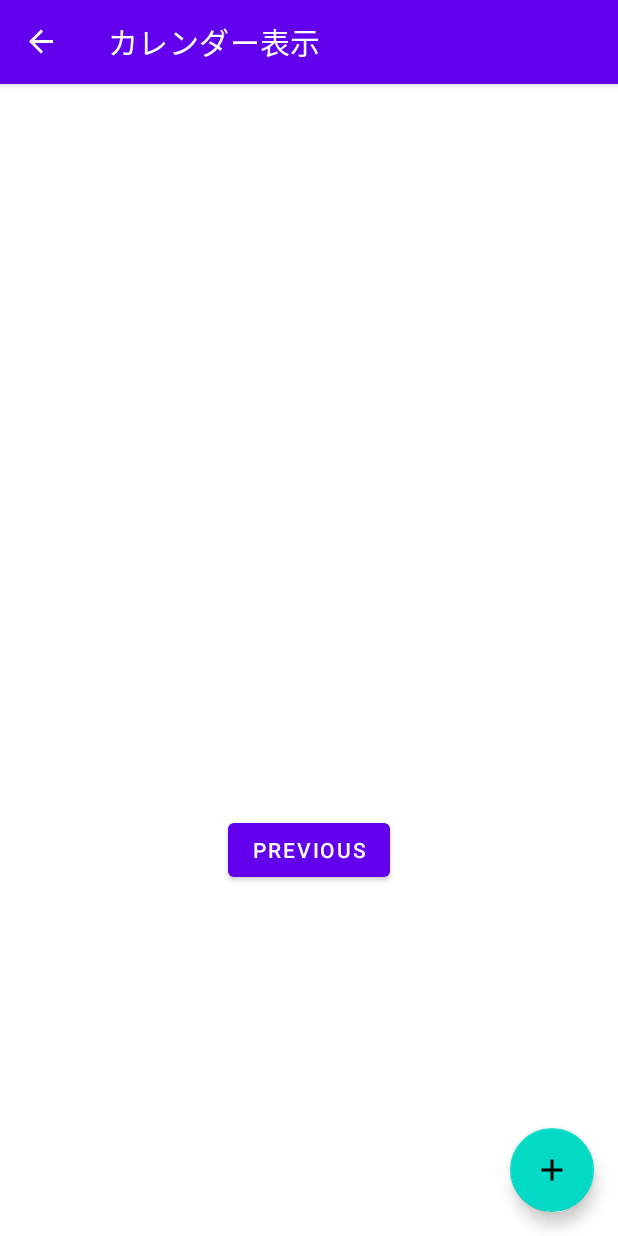
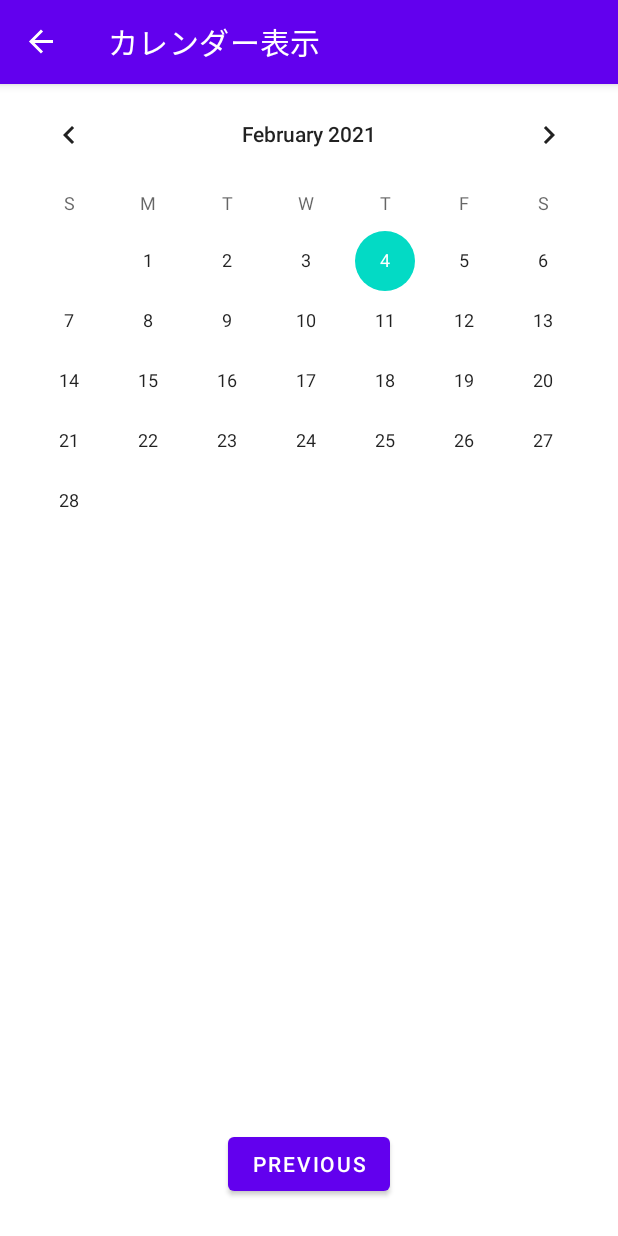
Before and after one commit to Myuy973/PrivateLesson, an Android app: the SecondFragment screen opened through its navigation route, on a phone screen of 412 x 824 dp. Run offline under Robolectric (Android 15) with nearby library versions, the phone set to English and light mode, and no system bars; our stand-ins replace navigation-ui; libraries missing offline, so code that uses them is left out: io.realm, io.realm.kotlin; 11 statements that could not run were skipped.

Commit message:
カレンダ表示機能・カレンダーから編集画面遷移機能を追加 カレンダー機能完成

```diff
--- a/app/src/main/java/com/example/privatelesson/Dialogs.kt
+++ b/app/src/main/java/com/example/privatelesson/Dialogs.kt
@@ -48,6 +48,7 @@ class DateDialog(private val onSelected: (String) -> Unit)
 
     // ダイアログの値を設定
     override fun onDateSet(view: DatePicker?, year: Int, month: Int, dayOfMonth: Int) {
+        // monthはカウントが0からのスタートのため+1することで補正している
         onSelected("$year/${month + 1}/$dayOfMonth")
     }
 
--- a/app/src/main/java/com/example/privatelesson/SecondFragment.kt
+++ b/app/src/main/java/com/example/privatelesson/SecondFragment.kt
@@ -1,18 +1,30 @@
 package com.example.privatelesson
 
 import android.os.Bundle
+import android.util.Log
 import androidx.fragment.app.Fragment
 import android.view.LayoutInflater
 import android.view.View
 import android.view.ViewGroup
 import android.widget.Button
+import android.widget.LinearLayout
 import androidx.navigation.fragment.findNavController
+import androidx.recyclerview.widget.LinearLayoutManager
 import com.example.privatelesson.databinding.FragmentSecondBinding
+import io.realm.Realm
+import io.realm.kotlin.where
+import java.util.*
 
 class SecondFragment : Fragment() {
 
     var _binding: FragmentSecondBinding? = null
     val binding get() = _binding!!
+    private lateinit var realm: Realm
+
+    override fun onCreate(savedInstanceState: Bundle?) {
+        super.onCreate(savedInstanceState)
+        realm = Realm.getDefaultInstance()
+    }
 
     override fun onCreateView(
         inflater: LayoutInflater, container: ViewGroup?,
@@ -28,5 +40,67 @@ class SecondFragment : Fragment() {
         view.findViewById<Button>(R.id.button_second).setOnClickListener {
             findNavController().navigate(R.id.action_SecondFragment_to_FirstFragment)
         }
+
+        (activity as? NoteActivity)?.setFabVisible(View.INVISIBLE)
+        binding.list.layoutManager = LinearLayoutManager(context)
+        var dateTime = Calendar.getInstance().apply {
+            // 日付・日時のコード（数字の羅列。例: 1612452375989)
+            timeInMillis = binding.calendarView.date
+        }
+        findNote(
+            // 正確な日時に変換
+            dateTime.get(Calendar.YEAR),
+            // 1ヵ月少ないがおそらく月は0からスタートしてると思われる
+            dateTime.get(Calendar.MONTH),
+            dateTime.get(Calendar.DAY_OF_MONTH)
+        )
+        binding.calendarView
+            .setOnDateChangeListener { view, year, month, dayOfMonth ->
+                findNote(year, month, dayOfMonth)
+            }
+    }
+
+    private fun findNote(
+        year: Int,
+        month: Int,
+        dayOfMonth: Int
+    ) {
+        var selectDate = Calendar.getInstance().apply {
+            clear()
+            set(year, month, dayOfMonth)
+        }
+        val notes = realm.where<Notepad>()
+            .between(
+                // 日付または時間で範囲指定
+                "date",
+                // 00:00:00
+                selectDate.time,
+                // 23:59:59
+                selectDate.apply {
+                    add(Calendar.DAY_OF_MONTH, 1)
+                    add(Calendar.MILLISECOND, -1)
+                }.time
+            ).findAll().sort("date")
+        val adapter = NotepadAdapter(notes)
+        binding.list.adapter = adapter
+
+        adapter.setOnItemClickListener { id ->
+            id?.let {
+                val action =
+                    SecondFragmentDirections.actionToNoteEditFragment(it)
+                findNavController().navigate(action)
+            }
+        }
+
+    }
+
+    override fun onDestroyView() {
+        super.onDestroyView()
+        _binding = null
+    }
+
+    override fun onDestroy() {
+        super.onDestroy()
+        realm.close()
     }
 }
--- a/app/src/main/res/layout/fragment_second.xml
+++ b/app/src/main/res/layout/fragment_second.xml
@@ -6,22 +6,33 @@
     android:layout_height="match_parent"
     tools:context=".SecondFragment">
 
-    <TextView
-        android:id="@+id/textview_second"
-        android:layout_width="wrap_content"
-        android:layout_height="wrap_content"
-        app:layout_constraintBottom_toTopOf="@id/button_second"
-        app:layout_constraintEnd_toEndOf="parent"
-        app:layout_constraintStart_toStartOf="parent"
-        app:layout_constraintTop_toTopOf="parent" />
-
     <Button
         android:id="@+id/button_second"
         android:layout_width="wrap_content"
         android:layout_height="wrap_content"
+        android:layout_marginBottom="24dp"
         android:text="@string/previous"
         app:layout_constraintBottom_toBottomOf="parent"
         app:layout_constraintEnd_toEndOf="parent"
+        app:layout_constraintStart_toStartOf="parent" />
+
+    <CalendarView
+        android:id="@+id/calendarView"
+        android:layout_width="0dp"
+        android:layout_height="wrap_content"
+        app:layout_constraintEnd_toEndOf="parent"
+        app:layout_constraintHorizontal_bias="0.5"
         app:layout_constraintStart_toStartOf="parent"
-        app:layout_constraintTop_toBottomOf="@id/textview_second" />
+        app:layout_constraintTop_toTopOf="parent" />
+
+    <androidx.recyclerview.widget.RecyclerView
+        android:id="@+id/list"
+        android:layout_width="0dp"
+        android:layout_height="0dp"
+        android:layout_marginBottom="16dp"
+        app:layout_constraintBottom_toTopOf="@+id/button_second"
+        app:layout_constraintEnd_toEndOf="parent"
+        app:layout_constraintHorizontal_bias="0.5"
+        app:layout_constraintStart_toStartOf="parent"
+        app:layout_constraintTop_toBottomOf="@+id/calendarView" />
 </androidx.constraintlayout.widget.ConstraintLayout>
```
